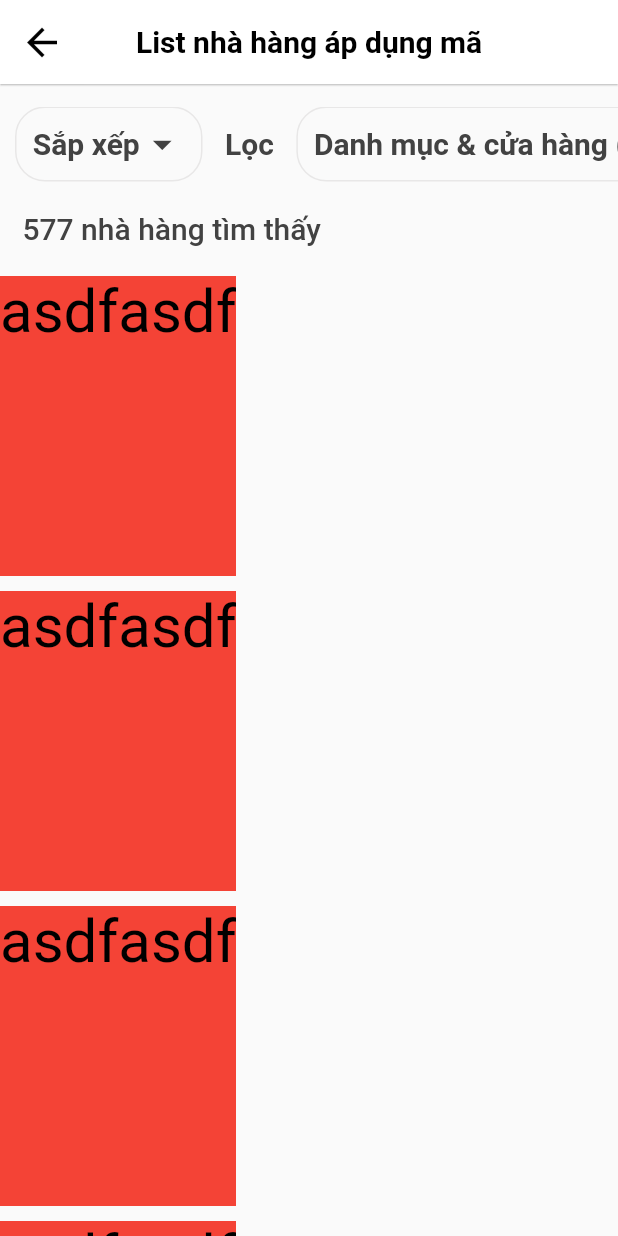
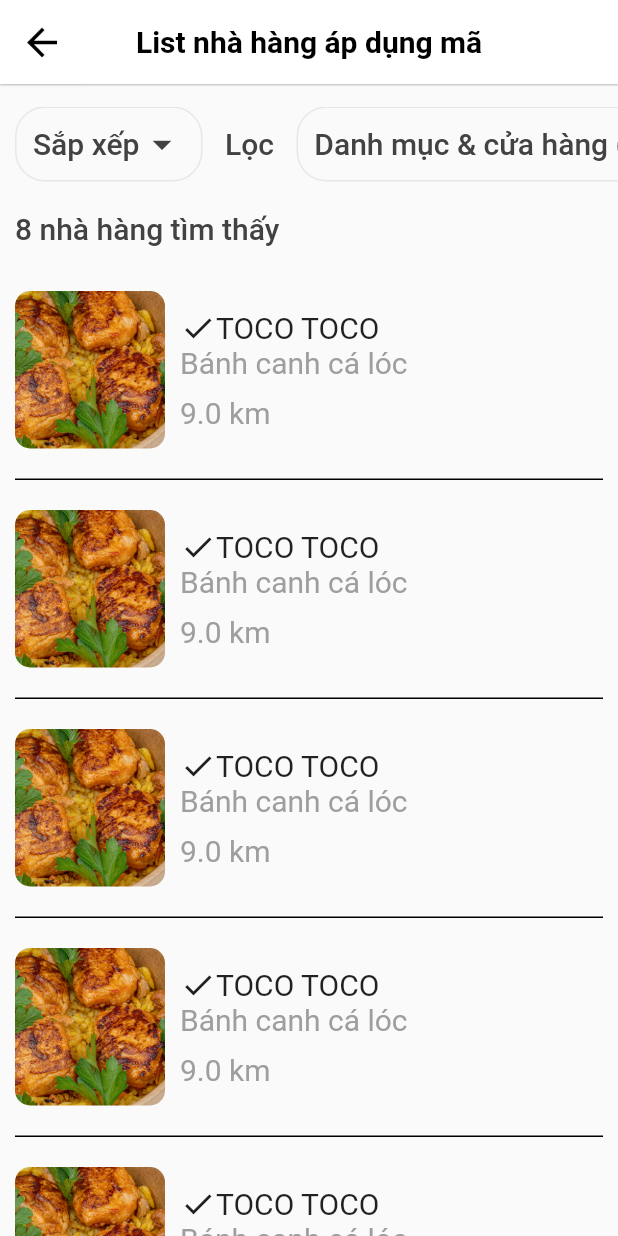
Before and after one commit to vuongchihai/duAn_BaeMaxFK, a Flutter app: the nhaHangDuocApDungGiamGiaPage screen opened directly, on a phone screen of 412 x 824 dp. Run offline on Flutter 3.47's test engine with Material 2 defaults, Android fonts, the phone set to English and light mode, and no system bars; our stand-ins replace carousel_slider, fluttertoast, scroll_date_picker.

Commit message:
ds nha hang dc ap dung p2

```diff
--- /dev/null
+++ b/sourceCode_BaeMax/baemax/lib/modal/nhaHang.dart
@@ -0,0 +1,14 @@
+class nhaHang {
+  final String idNH;
+  final String tenNH;
+  final String diaChiNH;
+  final String monAn;
+  final double khoangCach;
+
+  nhaHang(
+      {required this.idNH,
+      required this.tenNH,
+      required this.diaChiNH,
+      required this.monAn,
+      required this.khoangCach});
+}
--- a/sourceCode_BaeMax/baemax/lib/pages/page_danhSachNhaHangDuocApDung.dart
+++ b/sourceCode_BaeMax/baemax/lib/pages/page_danhSachNhaHangDuocApDung.dart
@@ -1,4 +1,5 @@
-import 'package:baemax/widgets/dsNhaHangDuocChon_dsChonTiemKiem.dart';
+import 'package:baemax/modal/nhaHang.dart';
+import 'package:baemax/widgets/listNhaHang_chiTietNhaHang.dart';
 import 'package:flutter/material.dart';
 
 class nhaHangDuocApDungGiamGiaPage extends StatefulWidget {
@@ -20,9 +21,70 @@
     'Danh mục & cửa hàng',
   ];
 
+  final List<nhaHang> NhaHangs = [
+    nhaHang(
+      idNH: 'NH001',
+      tenNH: 'TOCO TOCO',
+      diaChiNH: '299 Tân Kỳ Tân Qúy, Phường Tân Sơn Nhì, Quận Tân Phú, Tp.HCM',
+      monAn: 'Bánh canh cá lóc',
+      khoangCach: 9.0,
+    ),
+    nhaHang(
+      idNH: 'NH002',
+      tenNH: 'TOCO TOCO',
+      diaChiNH: '299 Tân Kỳ Tân Qúy, Phường Tân Sơn Nhì, Quận Tân Phú, Tp.HCM',
+      monAn: 'Bánh canh cá lóc',
+      khoangCach: 9.0,
+    ),
+    nhaHang(
+      idNH: 'NH003',
+      tenNH: 'TOCO TOCO',
+      diaChiNH: '299 Tân Kỳ Tân Qúy, Phường Tân Sơn Nhì, Quận Tân Phú, Tp.HCM',
+      monAn: 'Bánh canh cá lóc',
+      khoangCach: 9.0,
+    ),
+    nhaHang(
+      idNH: 'NH004',
+      tenNH: 'TOCO TOCO',
+      diaChiNH: '299 Tân Kỳ Tân Qúy, Phường Tân Sơn Nhì, Quận Tân Phú, Tp.HCM',
+      monAn: 'Bánh canh cá lóc',
+      khoangCach: 9.0,
+    ),
+    nhaHang(
+      idNH: 'NH005',
+      tenNH: 'TOCO TOCO',
+      diaChiNH: '299 Tân Kỳ Tân Qúy, Phường Tân Sơn Nhì, Quận Tân Phú, Tp.HCM',
+      monAn: 'Bánh canh cá lóc',
+      khoangCach: 9.0,
+    ),
+    nhaHang(
+      idNH: 'NH006',
+      tenNH: 'TOCO TOCO',
+      diaChiNH: '299 Tân Kỳ Tân Qúy, Phường Tân Sơn Nhì, Quận Tân Phú, Tp.HCM',
+      monAn: 'Bánh canh cá lóc',
+      khoangCach: 9.0,
+    ),
+    nhaHang(
+      idNH: 'NH007',
+      tenNH: 'TOCO TOCO',
+      diaChiNH: '299 Tân Kỳ Tân Qúy, Phường Tân Sơn Nhì, Quận Tân Phú, Tp.HCM',
+      monAn: 'Bánh canh cá lóc',
+      khoangCach: 9.0,
+    ),
+    nhaHang(
+      idNH: 'NH008',
+      tenNH: 'TOCO TOCO',
+      diaChiNH: '299 Tân Kỳ Tân Qúy, Phường Tân Sơn Nhì, Quận Tân Phú, Tp.HCM',
+      monAn: 'Bánh canh cá lóc',
+      khoangCach: 9.0,
+    ),
+  ];
+
   bool isCheckedKM = false;
   bool isCheckedDMC = false;
   bool isCheckedDT = false;
+
+
 
   @override
   Widget build(BuildContext context) {
@@ -78,7 +140,7 @@
                           style: TextStyle(
                             fontSize: 20,
                             color: Color.fromARGB(255, 66, 66, 66),
-                            fontWeight: FontWeight.bold,
+                            fontWeight: FontWeight.w500,
                           ),
                         ),
                         Icon(
@@ -100,7 +162,7 @@
                     style: TextStyle(
                       fontSize: 20,
                       color: Color.fromARGB(255, 66, 66, 66),
-                      fontWeight: FontWeight.bold,
+                      fontWeight: FontWeight.w500,
                     ),
                   ),
                 ),
@@ -128,7 +190,7 @@
                           style: TextStyle(
                             fontSize: 20,
                             color: Color.fromARGB(255, 66, 66, 66),
-                            fontWeight: FontWeight.bold,
+                            fontWeight: FontWeight.w500,
                           ),
                         ),
                         Icon(
@@ -251,11 +313,11 @@
           Container(
             alignment: Alignment.centerLeft,
             padding: const EdgeInsets.only(
-              left: 15,
+              left: 10,
             ),
             child: Text(
-              '577 nhà hàng tìm thấy',
-              style: TextStyle(
+              '${NhaHangs.length} nhà hàng tìm thấy',
+              style: const TextStyle(
                 fontSize: 20,
                 color: const Color.fromARGB(255, 66, 66, 66),
                 fontWeight: FontWeight.w500,
@@ -263,93 +325,20 @@
             ),
           ),
           const SizedBox(
-            height: 20,
+            height: 10,
           ),
           Expanded(
-            // child: ListView.builder(
-            //   itemCount: listDanhMucChon.length,
-            //   itemBuilder: (context, index) {
-            //     return dsChonTimKiem(
-            //       child: listDanhMucChon[index],
-            //     );
-            //   },
-            // ),
             child: Container(
-              alignment: Alignment.centerLeft,
+              padding: const EdgeInsets.symmetric(
+                horizontal: 10,
+              ),
               child: SingleChildScrollView(
                 child: Column(
-                  children: [
-                    Container(
-                      height: 200,
-                      color: Colors.red,
-                      child: Text(
-                        'asdfasdf',
-                        style: const TextStyle(
-                          fontSize: 40,
-                          color: Colors.black,
-                        ),
-                      ),
-                    ),
-                    SizedBox(
-                      height: 10,
-                    ),
-                    Container(
-                      height: 200,
-                      color: Colors.red,
-                      child: Text(
-                        'asdfasdf',
-                        style: const TextStyle(
-                          fontSize: 40,
-                          color: Colors.black,
-                        ),
-                      ),
-                    ),
-                    SizedBox(
-                      height: 10,
-                    ),
-                    Container(
-                      height: 200,
-                      color: Colors.red,
-                      child: Text(
-                        'asdfasdf',
-                        style: const TextStyle(
-                          fontSize: 40,
-                          color: Colors.black,
-                        ),
-                      ),
-                    ),
-                    SizedBox(
-                      height: 10,
-                    ),
-                    Container(
-                      height: 200,
-                      color: Colors.red,
-                      child: Text(
-                        'asdfasdf',
-                        style: const TextStyle(
-                          fontSize: 40,
-                          color: Colors.black,
-                        ),
-                      ),
-                    ),
-                    SizedBox(
-                      height: 10,
-                    ),
-                    Container(
-                      height: 200,
-                      color: Colors.red,
-                      child: Text(
-                        'asdfasdf',
-                        style: const TextStyle(
-                          fontSize: 40,
-                          color: Colors.black,
-                        ),
-                      ),
-                    ),
-                    SizedBox(
-                      height: 10,
-                    ),
-                  ],
+                  children: NhaHangs.map((item) => Column(
+                        children: [
+                          chiTietNhaHang(item: item),
+                        ],
+                      )).toList(),
                 ),
               ),
             ),
--- /dev/null
+++ b/sourceCode_BaeMax/baemax/lib/widgets/chiTietIemNhaHangDuocApDung.dart
@@ -0,0 +1,14 @@
+import 'package:flutter/material.dart';
+
+class itemChiTietNhaHangDuocApDung extends StatelessWidget {
+  const itemChiTietNhaHangDuocApDung({super.key});
+
+  @override
+  Widget build(BuildContext context) {
+    return Scaffold(
+      appBar: AppBar(
+        title: Text('Chi tiết nhà hàng'),
+      ),
+    );
+  }
+}
--- a/sourceCode_BaeMax/baemax/lib/widgets/dsNhaHangDuocChon_dsChonTiemKiem.dart
+++ /dev/null
@@ -1,23 +0,0 @@
-import 'package:flutter/material.dart';
-
-class dsChonTimKiem extends StatelessWidget {
-  final String child;
-
-  dsChonTimKiem({required this.child});
-
-  @override
-  Widget build(BuildContext context) {
-    return Padding(
-      padding: EdgeInsets.all(5),
-      child: Container(
-        height: 200,
-        color: Colors.red,
-        child: Text(child,
-        style: TextStyle(
-          fontSize: 40,
-          color: Colors.black,
-        ),),
-      ),
-    );
-  }
-}
--- /dev/null
+++ b/sourceCode_BaeMax/baemax/lib/widgets/listNhaHang_chiTietNhaHang.dart
@@ -0,0 +1,108 @@
+import 'package:baemax/widgets/chiTietIemNhaHangDuocApDung.dart';
+import 'package:flutter/material.dart';
+
+class chiTietNhaHang extends StatelessWidget {
+  chiTietNhaHang({
+    Key? key,
+    required this.item,
+  }) : super(key: key);
+
+  var item;
+
+  @override
+  Widget build(BuildContext context) {
+    return GestureDetector(
+      onTap: () {
+        Navigator.push(
+          context,
+          MaterialPageRoute(
+            builder: (context) => itemChiTietNhaHangDuocApDung(),
+          ),
+        );
+      },
+      child: Container(
+        width: double.infinity,
+        padding: const EdgeInsets.symmetric(
+          vertical: 20,
+        ),
+        decoration: const BoxDecoration(
+          border: Border(
+            bottom: BorderSide(
+              color: Colors.black,
+              width: 1.0,
+            ),
+          ),
+        ),
+        child: Row(
+          children: [
+            Container(
+              width: 100,
+              height: 105,
+              decoration: BoxDecoration(
+                borderRadius: BorderRadius.circular(10),
+                image: DecorationImage(
+                  image: AssetImage('images/hinh_73.jpg'),
+                  fit: BoxFit.cover,
+                ),
+              ),
+            ),
+            const SizedBox(
+              width: 10,
+            ),
+            Container(
+              child: Column(
+                crossAxisAlignment: CrossAxisAlignment.start,
+                children: [
+                  Container(
+                    width: 270,
+                    child: Row(
+                      children: [
+                        const Icon(
+                          Icons.check,
+                        ),
+                        Flexible(
+                          child: Container(
+                            width: 250,
+                            child: Text(
+                              item.tenNH,
+                              style: const TextStyle(
+                                fontSize: 20,
+                                fontWeight: FontWeight.w400,
+                              ),
+                              softWrap: true,
+                            ),
+                          ),
+                        ),
+                      ],
+                    ),
+                  ),
+                  Container(
+                    child: Text(
+                      item.monAn,
+                      style: const TextStyle(
+                        fontSize: 20,
+                        color: Colors.grey,
+                      ),
+                    ),
+                  ),
+                  const SizedBox(
+                    height: 10,
+                  ),
+                  Container(
+                    child: Text(
+                      '${item.khoangCach} km',
+                      style: const TextStyle(
+                        fontSize: 20,
+                        color: Colors.grey,
+                      ),
+                    ),
+                  ),
+                ],
+              ),
+            ),
+          ],
+        ),
+      ),
+    );
+  }
+}
```
